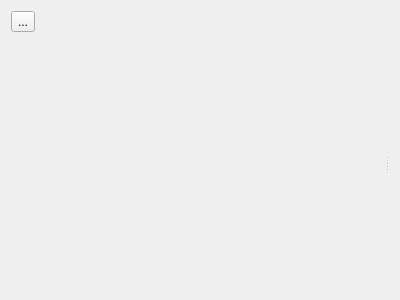
Old version of the form ordered_relation_editor/ui/ordered_relation_editor_widget.ui in the repository opengisch/qgis-ordered-relation-editor.
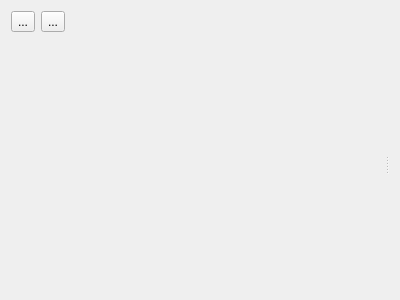
New version of the form.

Commit message: delete features

```diff
--- a/ordered_relation_editor/ui/ordered_relation_editor_widget.ui
+++ b/ordered_relation_editor/ui/ordered_relation_editor_widget.ui
@@ -57,6 +57,13 @@
        </property>
       </widget>
      </item>
+     <item>
+      <widget class="QToolButton" name="deleteFeatureToolButton">
+       <property name="text">
+        <string>...</string>
+       </property>
+      </widget>
+     </item>
      <item>
       <spacer name="horizontalSpacer">
        <property name="orientation">
```
The commit also changes 3 other files.
